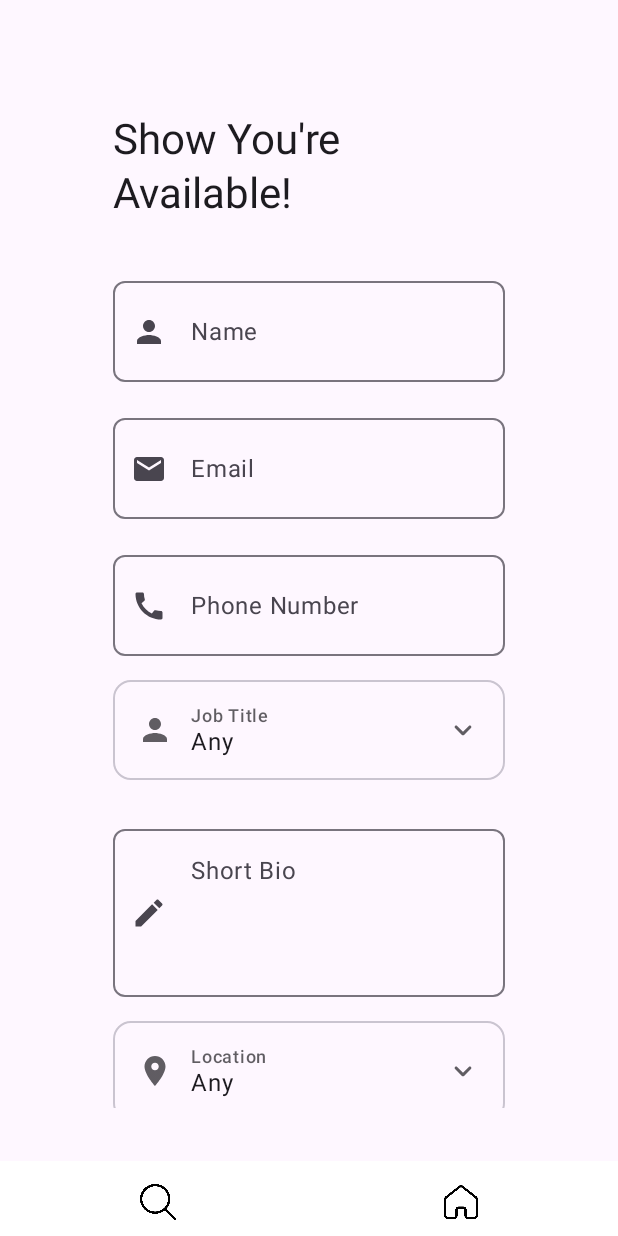
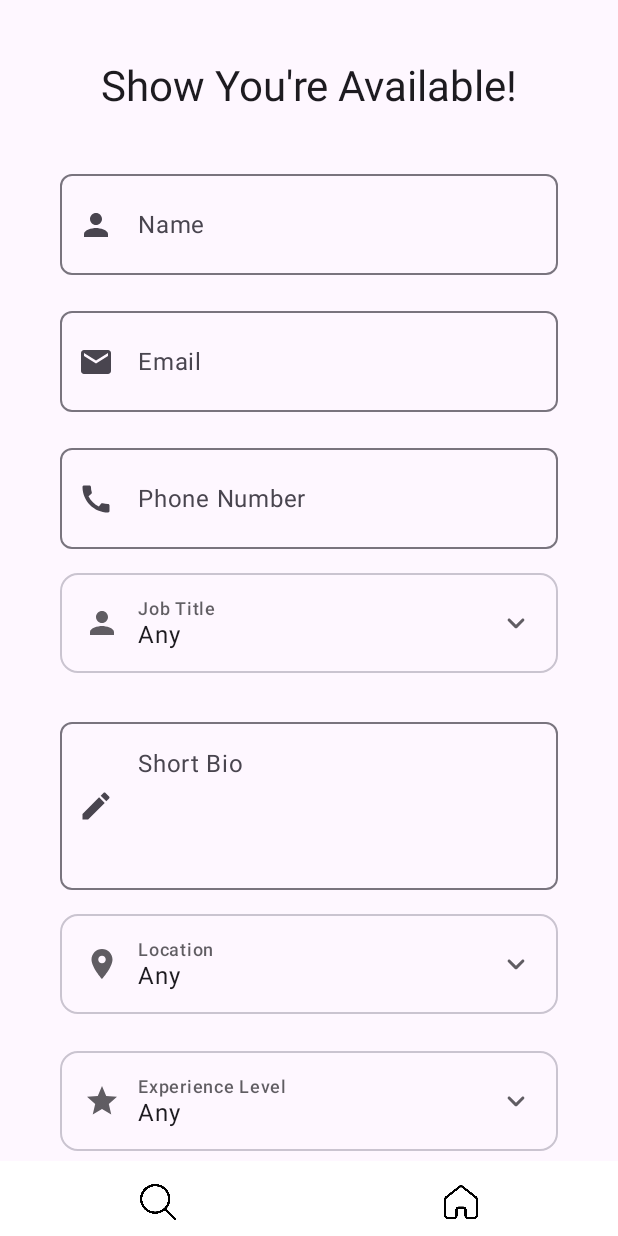
Before and after one commit to panos1b/EstiaSeek-Android-App, an Android app built with Jetpack Compose: the CreateApplicant screen opened through its navigation route, on a phone screen of 412 x 824 dp. Run offline under Robolectric (Android 15) with nearby library versions, the phone set to English and light mode, and no system bars; our stand-ins replace Room's generated code.

Commit message:
Remove padding
Remove padding from Scaffolds

```diff
--- a/app/src/main/java/com/example/estiaseek/ui/profile/ApplicantProfile.kt
+++ b/app/src/main/java/com/example/estiaseek/ui/profile/ApplicantProfile.kt
@@ -69,7 +69,7 @@ fun ApplicantProfile(
             )
         }
     ) { paddingValues ->
-        Column(modifier = Modifier.padding(35.dp).padding(paddingValues)) {
+        Column(modifier = Modifier.padding(0.dp).padding(paddingValues)) {
             val context = LocalContext.current
             val profileViewState by profileViewModel.profileViewState.collectAsState()
 
--- a/app/src/main/java/com/example/estiaseek/ui/profile/CreateApplicant.kt
+++ b/app/src/main/java/com/example/estiaseek/ui/profile/CreateApplicant.kt
@@ -108,7 +108,7 @@ fun CreateApplicant(
             )
         }
     ) { paddingValues ->
-        Column(modifier = Modifier.padding(35.dp).padding(paddingValues)) {
+        Column(modifier = Modifier.padding(0.dp).padding(paddingValues)) {
             var name by remember { mutableStateOf("") }
             var email by remember { mutableStateOf("") }
             var phoneNumber by remember { mutableStateOf("") }
--- a/app/src/main/java/com/example/estiaseek/ui/search/ResultsScreen.kt
+++ b/app/src/main/java/com/example/estiaseek/ui/search/ResultsScreen.kt
@@ -71,7 +71,7 @@ fun ResultsScreen(
             )
         }
     ) { paddingValues ->
-        Column(modifier = Modifier.padding(35.dp).padding(paddingValues)) {
+        Column(modifier = Modifier.padding(0.dp).padding(paddingValues)) {
             Row(
                 modifier = Modifier
                     .fillMaxWidth()
```
